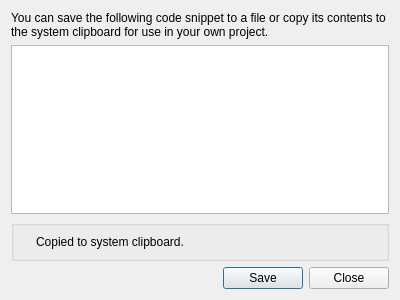
Before: the Qt Designer form src/codesnippetdialog.ui in irydacea/wespal, drawn with Qt 5.
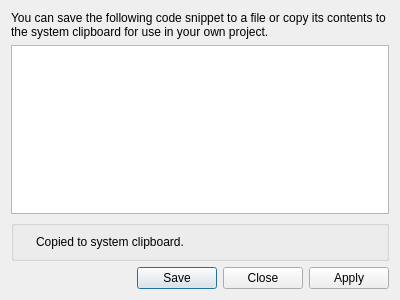
After: the same form once the commit is applied.

Commit message: Coding style

What changed in the file:
```diff
--- a/src/codesnippetdialog.ui
+++ b/src/codesnippetdialog.ui
@@ -69,7 +69,7 @@
       <enum>Qt::Horizontal</enum>
      </property>
      <property name="standardButtons">
-      <set>QDialogButtonBox::Close|QDialogButtonBox::Save</set>
+      <set>QDialogButtonBox::Apply|QDialogButtonBox::Close|QDialogButtonBox::Save</set>
      </property>
     </widget>
    </item>
```
The commit also changes 1 other file.
